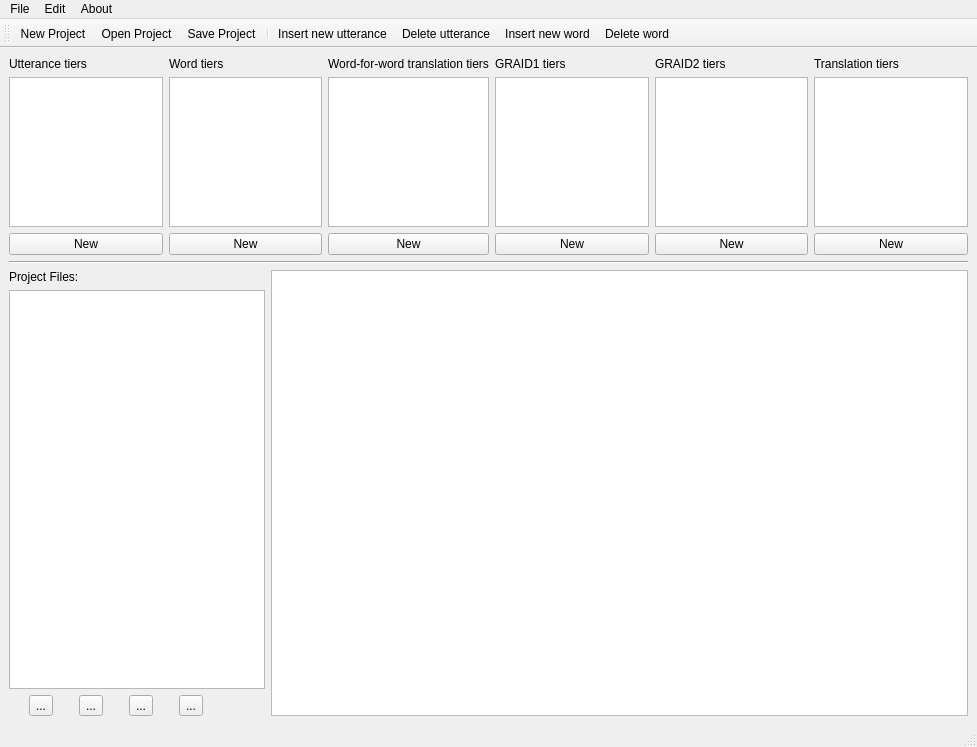
First picture: the form in ui/MainWindowGRAID.ui, repository cidles/poio-analyzer, before the edit.
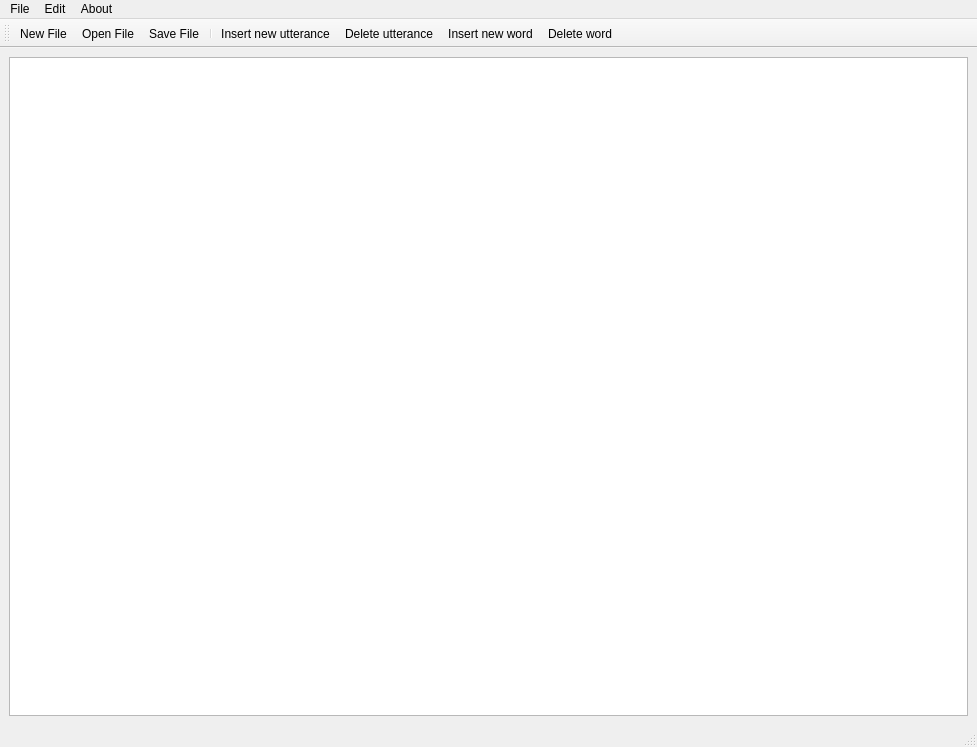
Second picture: the form after the edit. Icons and pictures are not drawn. Custom widgets are drawn as their Qt base class.

Commit message: More work on the GRAID editor. First version of parser for Toolbox-style data.

Diff of the .ui file:
```diff
--- a/ui/MainWindowGRAID.ui
+++ b/ui/MainWindowGRAID.ui
@@ -11,7 +11,7 @@
    </rect>
   </property>
   <property name="windowTitle">
-   <string>PoioILE</string>
+   <string>PoioGRAID</string>
   </property>
   <property name="locale">
    <locale language="English" country="UnitedStates"/>
@@ -19,311 +19,11 @@
   <widget class="QWidget" name="centralWidget">
    <layout class="QVBoxLayout" name="verticalLayout">
     <item>
-     <layout class="QVBoxLayout" name="verticalLayoutMain" stretch="0,0,1">
-      <item>
-       <layout class="QHBoxLayout" name="horizontalLayout">
-        <item>
-         <layout class="QVBoxLayout" name="verticalLayoutUtterances">
-          <item>
-           <widget class="QLabel" name="labelUtterances">
-            <property name="text">
-             <string>Utterance tiers</string>
-            </property>
-           </widget>
-          </item>
-          <item>
-           <widget class="QListWidget" name="listwidgetUtterances">
-            <property name="maximumSize">
-             <size>
-              <width>16777215</width>
-              <height>150</height>
-             </size>
-            </property>
-           </widget>
-          </item>
-          <item>
-           <widget class="QPushButton" name="pushbuttonNewTierUtterances">
-            <property name="text">
-             <string>New</string>
-            </property>
-           </widget>
-          </item>
-         </layout>
-        </item>
-        <item>
-         <layout class="QVBoxLayout" name="verticalLayoutWords">
-          <item>
-           <widget class="QLabel" name="labelWords">
-            <property name="text">
-             <string>Word tiers</string>
-            </property>
-           </widget>
-          </item>
-          <item>
-           <widget class="QListWidget" name="listwidgetWords">
-            <property name="enabled">
-             <bool>true</bool>
-            </property>
-            <property name="maximumSize">
-             <size>
-              <width>16777215</width>
-              <height>150</height>
-             </size>
-            </property>
-           </widget>
-          </item>
-          <item>
-           <widget class="QPushButton" name="pushbuttonNewTierWords">
-            <property name="text">
-             <string>New</string>
-            </property>
-           </widget>
-          </item>
-         </layout>
-        </item>
-        <item>
-         <layout class="QVBoxLayout" name="verticalLayoutWfw">
-          <item>
-           <widget class="QLabel" name="labelWfw">
-            <property name="text">
-             <string>Word-for-word translation tiers</string>
-            </property>
-           </widget>
-          </item>
-          <item>
-           <widget class="QListWidget" name="listwidgetWfw">
-            <property name="maximumSize">
-             <size>
-              <width>16777215</width>
-              <height>150</height>
-             </size>
-            </property>
-           </widget>
-          </item>
-          <item>
-           <widget class="QPushButton" name="pushbuttonNewTierWfw">
-            <property name="text">
-             <string>New</string>
-            </property>
-           </widget>
-          </item>
-         </layout>
-        </item>
-        <item>
-         <layout class="QVBoxLayout" name="verticalLayoutGraid1">
-          <item>
-           <widget class="QLabel" name="labelGraid1">
-            <property name="text">
-             <string>GRAID1 tiers</string>
-            </property>
-           </widget>
-          </item>
-          <item>
-           <widget class="QListWidget" name="listwidgetGraid1">
-            <property name="maximumSize">
-             <size>
-              <width>16777215</width>
-              <height>150</height>
-             </size>
-            </property>
-            <property name="baseSize">
-             <size>
-              <width>0</width>
-              <height>0</height>
-             </size>
-            </property>
-           </widget>
-          </item>
-          <item>
-           <widget class="QPushButton" name="pushbuttonNewTierGraid1">
-            <property name="text">
-             <string>New</string>
-            </property>
-           </widget>
-          </item>
-         </layout>
-        </item>
-        <item>
-         <layout class="QVBoxLayout" name="verticalLayoutGraid2">
-          <item>
-           <widget class="QLabel" name="labelGraid2">
-            <property name="text">
-             <string>GRAID2 tiers</string>
-            </property>
-           </widget>
-          </item>
-          <item>
-           <widget class="QListWidget" name="listwidgetGraid2">
-            <property name="maximumSize">
-             <size>
-              <width>16777215</width>
-              <height>150</height>
-             </size>
-            </property>
-           </widget>
-          </item>
-          <item>
-           <widget class="QPushButton" name="pushbuttonNewTierGraid2">
-            <property name="text">
-             <string>New</string>
-            </property>
-           </widget>
-          </item>
-         </layout>
-        </item>
-        <item>
-         <layout class="QVBoxLayout" name="verticalLayoutTranslations">
-          <item>
-           <widget class="QLabel" name="labelTranslations">
-            <property name="text">
-             <string>Translation tiers</string>
-            </property>
-           </widget>
-          </item>
-          <item>
-           <widget class="QListWidget" name="listwidgetTranslations">
-            <property name="maximumSize">
-             <size>
-              <width>16777215</width>
-              <height>150</height>
-             </size>
-            </property>
-           </widget>
-          </item>
-          <item>
-           <widget class="QPushButton" name="pushbuttonNewTierTranslations">
-            <property name="text">
-             <string>New</string>
-            </property>
-           </widget>
-          </item>
-         </layout>
-        </item>
-       </layout>
-      </item>
-      <item>
-       <widget class="Line" name="line">
-        <property name="orientation">
-         <enum>Qt::Horizontal</enum>
-        </property>
-       </widget>
-      </item>
+     <layout class="QVBoxLayout" name="verticalLayoutMain" stretch="1">
       <item>
        <layout class="QHBoxLayout" name="horizontalLayoutEditArea">
         <item>
-         <layout class="QVBoxLayout" name="verticalLayoutProjectFiles">
-          <item>
-           <widget class="QLabel" name="label_6">
-            <property name="text">
-             <string>Project Files:</string>
-            </property>
-           </widget>
-          </item>
-          <item>
-           <widget class="QListWidget" name="listwidgetFiles">
-            <property name="sizePolicy">
-             <sizepolicy hsizetype="Minimum" vsizetype="Expanding">
-              <horstretch>0</horstretch>
-              <verstretch>0</verstretch>
-             </sizepolicy>
-            </property>
-           </widget>
-          </item>
-          <item>
-           <layout class="QHBoxLayout" name="horizontalLayout_4">
-            <item>
-             <widget class="QToolButton" name="toolbuttonAddFile">
-              <property name="enabled">
-               <bool>true</bool>
-              </property>
-              <property name="toolTip">
-               <string>Add File...</string>
-              </property>
-              <property name="text">
-               <string>...</string>
-              </property>
-              <property name="icon">
-               <iconset resource="poio.qrc">
-                <normaloff>:/images/pixmaps/fileopen.png</normaloff>:/images/pixmaps/fileopen.png</iconset>
-              </property>
-              <property name="autoRaise">
-               <bool>false</bool>
-              </property>
-             </widget>
-            </item>
-            <item>
-             <widget class="QToolButton" name="toolbuttonNewFile">
-              <property name="toolTip">
-               <string>New File</string>
-              </property>
-              <property name="text">
-               <string>...</string>
-              </property>
-              <property name="icon">
-               <iconset resource="poio.qrc">
-                <normaloff>:/images/pixmaps/filenew.png</normaloff>:/images/pixmaps/filenew.png</iconset>
-              </property>
-              <property name="autoRaise">
-               <bool>false</bool>
-              </property>
-             </widget>
-            </item>
-            <item>
-             <widget class="QToolButton" name="toolbuttonExportFile">
-              <property name="toolTip">
-               <string>Export File...</string>
-              </property>
-              <property name="text">
-               <string>...</string>
-              </property>
-              <property name="icon">
-               <iconset resource="poio.qrc">
-                <normaloff>:/images/pixmaps/fileexport.png</normaloff>:/images/pixmaps/fileexport.png</iconset>
-              </property>
-              <property name="autoRaise">
-               <bool>false</bool>
-              </property>
-             </widget>
-            </item>
-            <item>
-             <widget class="QToolButton" name="toolbuttonRemoveFile">
-              <property name="toolTip">
-               <string>Remove File</string>
-              </property>
-              <property name="text">
-               <string>...</string>
-              </property>
-              <property name="icon">
-               <iconset resource="poio.qrc">
-                <normaloff>:/images/pixmaps/fileclose.png</normaloff>:/images/pixmaps/fileclose.png</iconset>
-              </property>
-              <property name="autoRaise">
-               <bool>false</bool>
-              </property>
-             </widget>
-            </item>
-            <item>
-             <spacer name="horizontalSpacer">
-              <property name="orientation">
-               <enum>Qt::Horizontal</enum>
-              </property>
-              <property name="sizeType">
-               <enum>QSizePolicy::Minimum</enum>
-              </property>
-              <property name="sizeHint" stdset="0">
-               <size>
-                <width>40</width>
-                <height>20</height>
-               </size>
-              </property>
-             </spacer>
-            </item>
-           </layout>
-          </item>
-         </layout>
-        </item>
-        <item>
-         <widget class="PoioIlTextEdit" name="texteditInterlinear"/>
+         <widget class="PoioGraidTextEdit" name="textedit"/>
         </item>
        </layout>
       </item>
@@ -345,14 +45,10 @@
     <property name="title">
      <string>File</string>
     </property>
-    <addaction name="actionNew"/>
-    <addaction name="actionOpen"/>
-    <addaction name="actionSave"/>
-    <addaction name="separator"/>
-    <addaction name="actionAddFile"/>
     <addaction name="actionNewFile"/>
-    <addaction name="actionExportFile"/>
-    <addaction name="actionRemoveFile"/>
+    <addaction name="actionOpenFile"/>
+    <addaction name="actionSaveFile"/>
+    <addaction name="actionSaveFileAs"/>
     <addaction name="separator"/>
     <addaction name="actionQuit"/>
    </widget>
@@ -373,7 +69,7 @@
     <property name="title">
      <string>About</string>
     </property>
-    <addaction name="actionAboutPoioILE"/>
+    <addaction name="actionAboutPoioGRAID"/>
    </widget>
    <addaction name="menuFile"/>
    <addaction name="menuEdit"/>
@@ -389,40 +85,46 @@
    <attribute name="toolBarBreak">
     <bool>false</bool>
    </attribute>
-   <addaction name="actionNew"/>
-   <addaction name="actionOpen"/>
-   <addaction name="actionSave"/>
+   <addaction name="actionNewFile"/>
+   <addaction name="actionOpenFile"/>
+   <addaction name="actionSaveFile"/>
    <addaction name="separator"/>
    <addaction name="actionInsertUtterance"/>
    <addaction name="actionDeleteUtterance"/>
    <addaction name="actionInsertWord"/>
    <addaction name="actionDeleteWord"/>
   </widget>
-  <action name="actionOpen">
+  <action name="actionOpenFile">
    <property name="icon">
     <iconset resource="poio.qrc">
      <normaloff>:/images/pixmaps/projectopen.png</normaloff>:/images/pixmaps/projectopen.png</iconset>
    </property>
    <property name="text">
-    <string>Open Project...</string>
+    <string>Open File...</string>
+   </property>
+   <property name="toolTip">
+    <string>Open File</string>
    </property>
    <property name="shortcut">
     <string>Ctrl+O</string>
    </property>
   </action>
-  <action name="actionSave">
+  <action name="actionSaveFile">
    <property name="icon">
     <iconset resource="poio.qrc">
      <normaloff>:/images/pixmaps/filesave.png</normaloff>:/images/pixmaps/filesave.png</iconset>
    </property>
    <property name="text">
-    <string>Save Project</string>
+    <string>Save File</string>
+   </property>
+   <property name="toolTip">
+    <string>Save File</string>
    </property>
    <property name="shortcut">
     <string>Ctrl+S</string>
    </property>
   </action>
-  <action name="actionSaveAs">
+  <action name="actionSaveFileAs">
    <property name="icon">
     <iconset resource="poio.qrc">
      <normaloff>:/images/pixmaps/filesaveas.png</normaloff>:/images/pixmaps/filesaveas.png</iconset>
@@ -430,6 +132,9 @@
    <property name="text">
     <string>Save File as...</string>
    </property>
+   <property name="toolTip">
+    <string>Save File As</string>
+   </property>
    <property name="shortcut">
     <string>Ctrl+Alt+S</string>
    </property>
@@ -442,16 +147,16 @@
     <string>Ctrl+Q</string>
    </property>
   </action>
-  <action name="actionNew">
+  <action name="actionNewFile">
    <property name="icon">
     <iconset resource="poio.qrc">
-     <normaloff>:/images/pixmaps/projectnew.png</normaloff>:/images/pixmaps/projectnew.png</iconset>
+     <normaloff>:/images/pixmaps/filenew.png</normaloff>:/images/pixmaps/filenew.png</iconset>
    </property>
    <property name="text">
-    <string>New Project...</string>
+    <string>New File...</string>
    </property>
    <property name="toolTip">
-    <string>Create a new annotation project</string>
+    <string>Create a new annotation file</string>
    </property>
    <property name="shortcut">
     <string>Ctrl+N</string>
@@ -516,9 +221,12 @@
     <string>Delete word</string>
    </property>
   </action>
-  <action name="actionAboutPoioILE">
+  <action name="actionAboutPoioGRAID">
    <property name="text">
-    <string>About PoioILE...</string>
+    <string>About PoioGRAID...</string>
+   </property>
+   <property name="toolTip">
+    <string>About PoioGRAID</string>
    </property>
   </action>
   <action name="actionOptions">
@@ -526,60 +234,12 @@
     <string>Options...</string>
    </property>
   </action>
-  <action name="actionAddFile">
-   <property name="enabled">
-    <bool>true</bool>
-   </property>
-   <property name="icon">
-    <iconset resource="poio.qrc">
-     <normaloff>:/images/pixmaps/fileopen.png</normaloff>:/images/pixmaps/fileopen.png</iconset>
-   </property>
-   <property name="text">
-    <string>Add File...</string>
-   </property>
-  </action>
-  <action name="actionExportFile">
-   <property name="enabled">
-    <bool>true</bool>
-   </property>
-   <property name="icon">
-    <iconset resource="poio.qrc">
-     <normaloff>:/images/pixmaps/fileexport.png</normaloff>:/images/pixmaps/fileexport.png</iconset>
-   </property>
-   <property name="text">
-    <string>Export File...</string>
-   </property>
-  </action>
-  <action name="actionRemoveFile">
-   <property name="enabled">
-    <bool>true</bool>
-   </property>
-   <property name="icon">
-    <iconset resource="poio.qrc">
-     <normaloff>:/images/pixmaps/fileclose.png</normaloff>:/images/pixmaps/fileclose.png</iconset>
-   </property>
-   <property name="text">
-    <string>Remove File</string>
-   </property>
-  </action>
-  <action name="actionNewFile">
-   <property name="enabled">
-    <bool>true</bool>
-   </property>
-   <property name="icon">
-    <iconset resource="poio.qrc">
-     <normaloff>:/images/pixmaps/filenew.png</normaloff>:/images/pixmaps/filenew.png</iconset>
-   </property>
-   <property name="text">
-    <string>New File..</string>
-   </property>
-  </action>
  </widget>
  <customwidgets>
   <customwidget>
-   <class>PoioIlTextEdit</class>
+   <class>PoioGraidTextEdit</class>
    <extends>QTextEdit</extends>
-   <header>PoioIlTextEdit.h</header>
+   <header>PoioGraidTextEdit.h</header>
   </customwidget>
  </customwidgets>
  <resources>
```
The commit also changes 15 other files.
